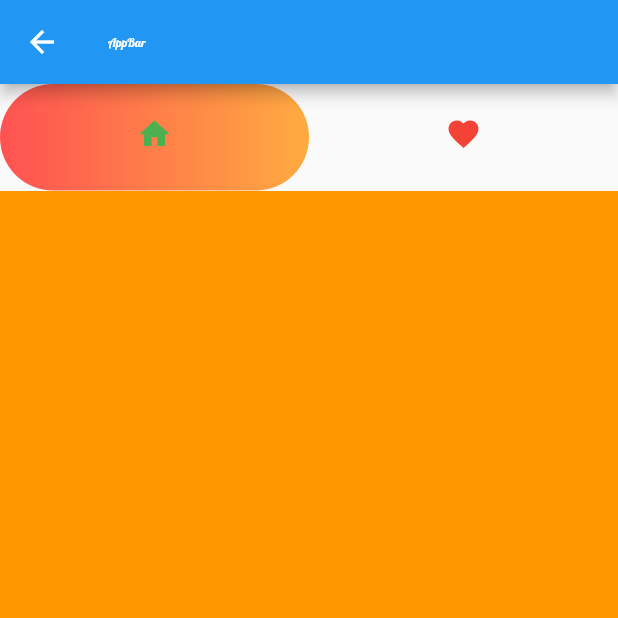
After one commit to jpmehedi/flutter-hero-batch-2, a Flutter app: the TabBarScreen screen opened by its route, on a phone screen of 412 x 824 dp, the top half of it. The commit adds this screen. Run offline on Flutter 3.47's test engine with Material 2 defaults, Android fonts, the light colour scheme and no system bars.

Commit message:
Theme data

```diff
--- a/demo_project/lib/screen_two.dart
+++ b/demo_project/lib/screen_two.dart
@@ -20,6 +20,7 @@ class ScreenTwo extends StatelessWidget {
           children: [
             Text(data["name"]),
             Text(data["age"].toString()),
+            Text(data["gender"][0]),
             SizedBox(
               height: 20,
             ),
--- /dev/null
+++ b/demo_project/lib/tabbar_screen.dart
@@ -0,0 +1,62 @@
+import 'package:flutter/material.dart';
+
+class TabBarScreen extends StatelessWidget {
+  static const String path = "TabBarScreen";
+  const TabBarScreen({ Key? key }) : super(key: key);
+
+  @override
+  Widget build(BuildContext context) {
+    return  DefaultTabController(
+      length: 2,
+      child: Scaffold(
+         appBar: AppBar(title: Text("AppBar"),),
+         body: Column(
+           children: [
+             TabBar(
+               indicatorColor: Colors.red,
+              //  isScrollable: true,
+               indicatorSize: TabBarIndicatorSize.tab,
+              //  indicatorPadding: EdgeInsets.all(10),
+               indicatorWeight: 5.0,
+               labelColor: Colors.green,
+               labelPadding: EdgeInsets.all(10),
+              //  labelStyle: TextStyle(),
+              unselectedLabelColor: Colors.red,
+              indicator: BoxDecoration(
+                  gradient: LinearGradient(
+                      colors: [Colors.redAccent, Colors.orangeAccent]),
+                  borderRadius: BorderRadius.circular(50),
+                  color: Colors.redAccent
+              ),
+               tabs: [
+                 Tab(
+                   child: Icon(Icons.home),
+                 ),
+                 Tab(
+                   child: Icon(Icons.favorite),
+                 )
+               ]
+             ),
+
+             Expanded(
+               child: TabBarView(
+                 children: [
+                   Container(
+                     color: Colors.orange,
+                     width: double.infinity,
+                     height: double.infinity,
+                   ),
+                   Container(
+                     color: Colors.pink,
+                     width: double.infinity,
+                     height: double.infinity,
+                   )
+                 ]
+               ),
+             )
+           ],
+         ),
+      ),
+    );
+  }
+}
--- a/demo_project/pubspec.yaml
+++ b/demo_project/pubspec.yaml
@@ -28,6 +28,7 @@ dependencies:
   # Use with the CupertinoIcons class for iOS style icons.
   cupertino_icons: ^1.0.2
   font_awesome_flutter: ^9.2.0
+  url_launcher:
 
 dev_dependencies:
   flutter_test:
```
Also changed, not shown: demo_project/lib/custom_theme.dart (added, +62 -0 lines), demo_project/lib/gridview_screen.dart (added, +91 -0 lines), demo_project/lib/home_screen.dart (+169 -80 lines), demo_project/lib/main.dart (+12 -6 lines), demo_project/lib/screen_one.dart (+7 -1 lines), demo_project/pubspec.lock, 1 other file.
